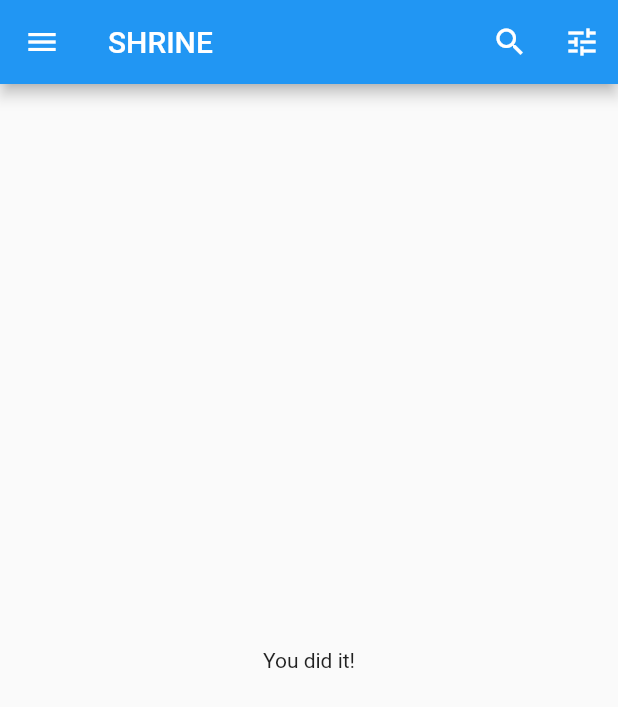
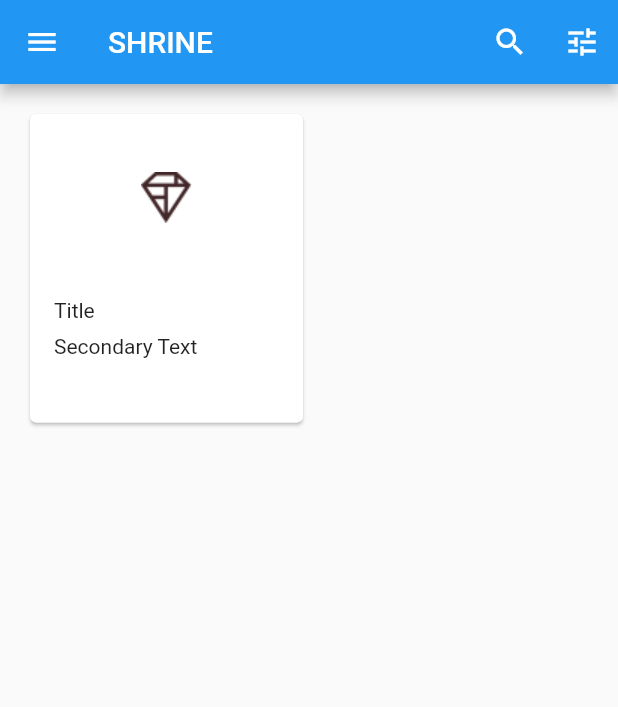
Before and after one commit to ThaDocsN/Shrine, a Flutter app: the HomePage screen opened directly, on a phone screen of 412 x 824 dp. Shown: the top 707 px of the screen. Run offline on Flutter 3.47's test engine with Material 2 defaults, Android fonts, the phone set to English and light mode, and no system bars.

Commit message:
Added a card to GridView

```diff
--- a/lib/home.dart
+++ b/lib/home.dart
@@ -48,8 +48,28 @@ class HomePage extends StatelessWidget {
         ],
       ),
       // TODO: Add a grid view (102)
-      body: Center(
-        child: Text('You did it!'),
+      body: GridView.count(
+        crossAxisCount: 2,
+        padding: EdgeInsets.all(16.0),
+        childAspectRatio: 8.0 / 9.0,
+        children: <Widget>[Card(
+          child: Column(
+            crossAxisAlignment: CrossAxisAlignment.start,
+            children: <Widget>[
+              AspectRatio(aspectRatio: 18.0 / 11.0,
+              child: Image.asset("assets/diamond.png"),),
+              Padding(padding: EdgeInsets.fromLTRB(16.0, 12.0, 16.0, 8.0),
+              child: Column(
+                crossAxisAlignment: CrossAxisAlignment.start,
+                children: <Widget>[
+                  Text("Title"),
+                  SizedBox(height: 8.0),
+                  Text("Secondary Text"),
+                ],
+              ),)
+            ],
+          ),
+        )],
       ),
     );
   }
```
